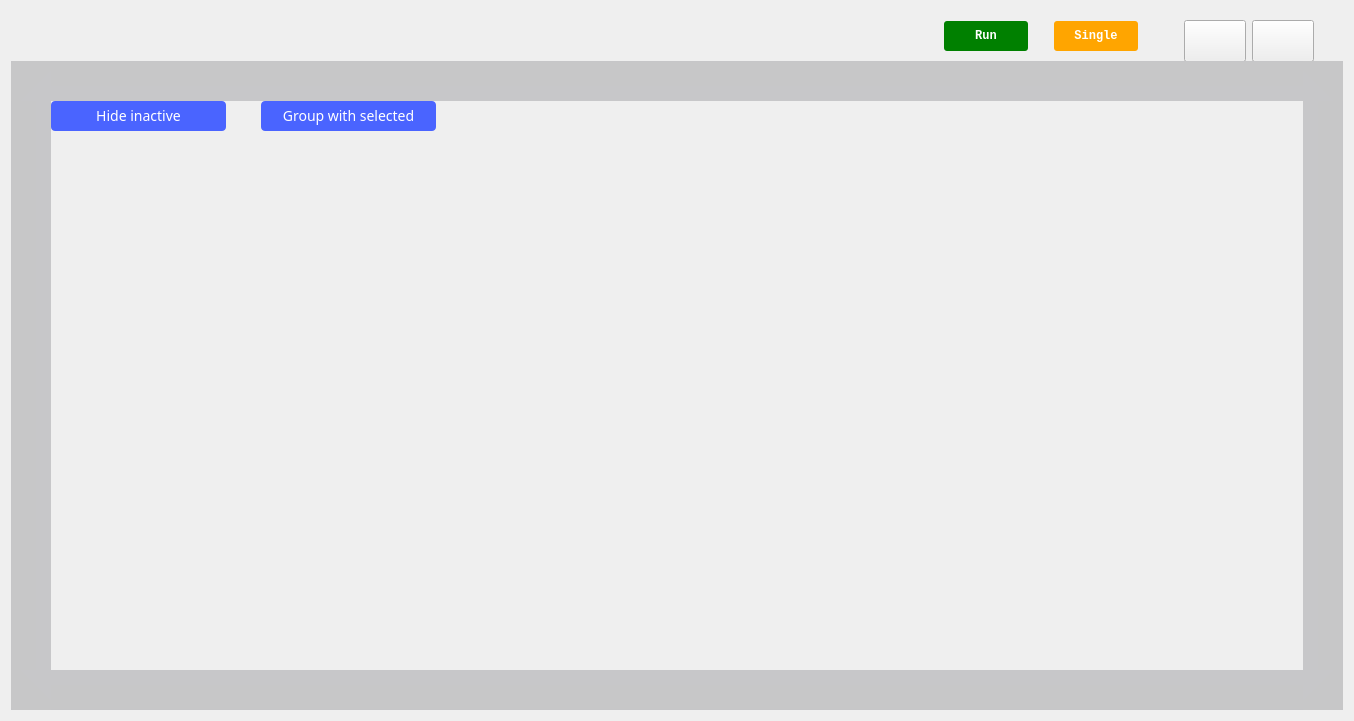
analogdevicesinc/scopy, file ui/pattern_generator.ui: the form before one commit.
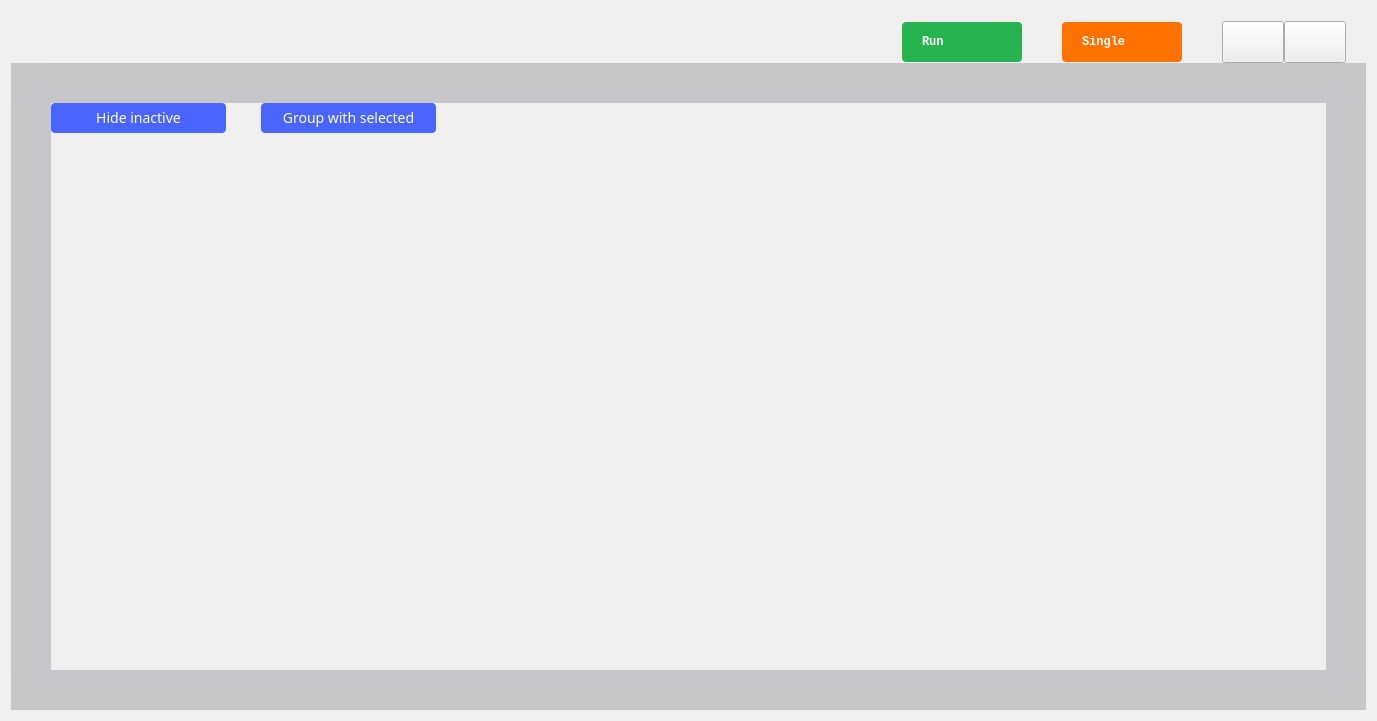
The form after the commit. Icons and pictures are not drawn. Custom widgets are drawn as their Qt base class.

Commit message: PatternGenerator - changed run/single buttons to look as in spec

Diff of the .ui file:
```diff
--- a/ui/pattern_generator.ui
+++ b/ui/pattern_generator.ui
@@ -9,7 +9,7 @@
    <rect>
     <x>0</x>
     <y>0</y>
-    <width>1354</width>
+    <width>1377</width>
     <height>721</height>
    </rect>
   </property>
@@ -69,10 +69,26 @@
 }
 </string>
   </property>
-  <layout class="QVBoxLayout" name="verticalLayout" stretch="0,0">
+  <layout class="QVBoxLayout" name="verticalLayout" stretch="0,0,0">
    <property name="spacing">
     <number>0</number>
    </property>
+   <item>
+    <spacer name="verticalSpacer_5">
+     <property name="orientation">
+      <enum>Qt::Vertical</enum>
+     </property>
+     <property name="sizeType">
+      <enum>QSizePolicy::Fixed</enum>
+     </property>
+     <property name="sizeHint" stdset="0">
+      <size>
+       <width>20</width>
+       <height>10</height>
+      </size>
+     </property>
+    </spacer>
+   </item>
    <item>
     <widget class="QWidget" name="toolbarWidget" native="true">
      <property name="sizePolicy">
@@ -94,6 +110,21 @@
       </size>
      </property>
      <layout class="QHBoxLayout" name="horizontalLayout_2">
+      <property name="spacing">
+       <number>0</number>
+      </property>
+      <property name="leftMargin">
+       <number>0</number>
+      </property>
+      <property name="topMargin">
+       <number>0</number>
+      </property>
+      <property name="rightMargin">
+       <number>0</number>
+      </property>
+      <property name="bottomMargin">
+       <number>0</number>
+      </property>
       <item>
        <spacer name="horizontalSpacer_3">
         <property name="orientation">
@@ -117,7 +148,7 @@
         </property>
         <property name="minimumSize">
          <size>
-          <width>84</width>
+          <width>0</width>
           <height>0</height>
          </size>
         </property>
@@ -136,9 +167,9 @@
            <colorrole role="Button">
             <brush brushstyle="SolidPattern">
              <color alpha="255">
-              <red>0</red>
-              <green>128</green>
-              <blue>0</blue>
+              <red>39</red>
+              <green>179</green>
+              <blue>79</blue>
              </color>
             </brush>
            </colorrole>
@@ -163,18 +194,18 @@
            <colorrole role="Base">
             <brush brushstyle="SolidPattern">
              <color alpha="255">
-              <red>0</red>
-              <green>128</green>
-              <blue>0</blue>
+              <red>39</red>
+              <green>179</green>
+              <blue>79</blue>
              </color>
             </brush>
            </colorrole>
            <colorrole role="Window">
             <brush brushstyle="SolidPattern">
              <color alpha="255">
-              <red>0</red>
-              <green>128</green>
-              <blue>0</blue>
+              <red>39</red>
+              <green>179</green>
+              <blue>79</blue>
              </color>
             </brush>
            </colorrole>
@@ -192,9 +223,9 @@
            <colorrole role="Button">
             <brush brushstyle="SolidPattern">
              <color alpha="255">
-              <red>0</red>
-              <green>128</green>
-              <blue>0</blue>
+              <red>39</red>
+              <green>179</green>
+              <blue>79</blue>
              </color>
             </brush>
            </colorrole>
@@ -219,18 +250,18 @@
            <colorrole role="Base">
             <brush brushstyle="SolidPattern">
              <color alpha="255">
-              <red>0</red>
-              <green>128</green>
-              <blue>0</blue>
+              <red>39</red>
+              <green>179</green>
+              <blue>79</blue>
              </color>
             </brush>
            </colorrole>
            <colorrole role="Window">
             <brush brushstyle="SolidPattern">
              <color alpha="255">
-              <red>0</red>
-              <green>128</green>
-              <blue>0</blue>
+              <red>39</red>
+              <green>179</green>
+              <blue>79</blue>
              </color>
             </brush>
            </colorrole>
@@ -300,30 +331,44 @@
           <bold>true</bold>
          </font>
         </property>
+        <property name="layoutDirection">
+         <enum>Qt::RightToLeft</enum>
+        </property>
         <property name="styleSheet">
          <string notr="true">QPushButton {
-color: white;
-background-color: green;
-font-family: &quot;monospace&quot;;
-font-weight: bold;
-height: 30px;
-border-width: 0px;
-border-radius: 3px;
-min-width: 6em;
+  width: 80px;
+  height: 40px;
+  border-radius: 4px;
+  background-color: #27b34f;
+  color: white;
+  font-family: &quot;monospace&quot;;
+  font-weight: bold;
+
+  text-align: left;
+  padding-left: 20px;
+  padding-right: 20px;
 }
+
+QPushButton::checked {
+  background-color: #F45000;
+}
+
 QPushButton:disabled {
 background-color: grey;
-}
-QPushButton:checked {
-background-color: #F45000;
 }</string>
         </property>
         <property name="text">
          <string>Run</string>
         </property>
         <property name="icon">
-         <iconset theme="media-playback-start">
-          <normaloff>.</normaloff>.</iconset>
+         <iconset resource="../resources/resources.qrc">
+          <normaloff>:/icons/ico-play.svg</normaloff>:/icons/ico-play.svg</iconset>
+        </property>
+        <property name="iconSize">
+         <size>
+          <width>8</width>
+          <height>10</height>
+         </size>
         </property>
         <property name="checkable">
          <bool>true</bool>
@@ -340,8 +385,8 @@
         </property>
         <property name="sizeHint" stdset="0">
          <size>
-          <width>20</width>
-          <height>0</height>
+          <width>40</width>
+          <height>10</height>
          </size>
         </property>
        </spacer>
@@ -356,7 +401,7 @@
         </property>
         <property name="minimumSize">
          <size>
-          <width>84</width>
+          <width>0</width>
           <height>0</height>
          </size>
         </property>
@@ -367,27 +412,45 @@
           <bold>true</bold>
          </font>
         </property>
+        <property name="layoutDirection">
+         <enum>Qt::RightToLeft</enum>
+        </property>
         <property name="styleSheet">
          <string notr="true">QPushButton {
-color: white;
-background-color: orange;
-font-family: &quot;monospace&quot;;
-font-weight: bold;
-height: 30px;
-border-width: 0px;
-border-radius: 3px;
-min-width: 6em;
+  width: 80px;
+  height: 40px;
+  border-radius: 4px;
+  background-color: #ff7200;
+  color: white;
+  font-family: &quot;monospace&quot;;
+  font-weight: bold;
+
+  text-align: left;
+  padding-left: 20px;
+  padding-right: 20px;
 }
+
+QPushButton::checked {
+  background-color: #F45000;
+}
+
 QPushButton:disabled {
 background-color: grey;
-}
-QPushButton:checked {
-background-color: #F45000;
 }</string>
         </property>
         <property name="text">
          <string>Single</string>
         </property>
+        <property name="icon">
+         <iconset resource="../resources/resources.qrc">
+          <normaloff>:/icons/ico-oneshot.svg</normaloff>:/icons/ico-oneshot.svg</iconset>
+        </property>
+        <property name="iconSize">
+         <size>
+          <width>10</width>
+          <height>10</height>
+         </size>
+        </property>
         <property name="checkable">
          <bool>true</bool>
         </property>
@@ -963,6 +1026,9 @@
                   <verstretch>0</verstretch>
                  </sizepolicy>
                 </property>
+                <property name="styleSheet">
+                 <string notr="true"/>
+                </property>
                 <layout class="QVBoxLayout" name="centralPlotWidgetLayout">
                  <property name="spacing">
                   <number>0</number>
```
Left out of the diff: 4 changed lines with no effect on the pictures.
